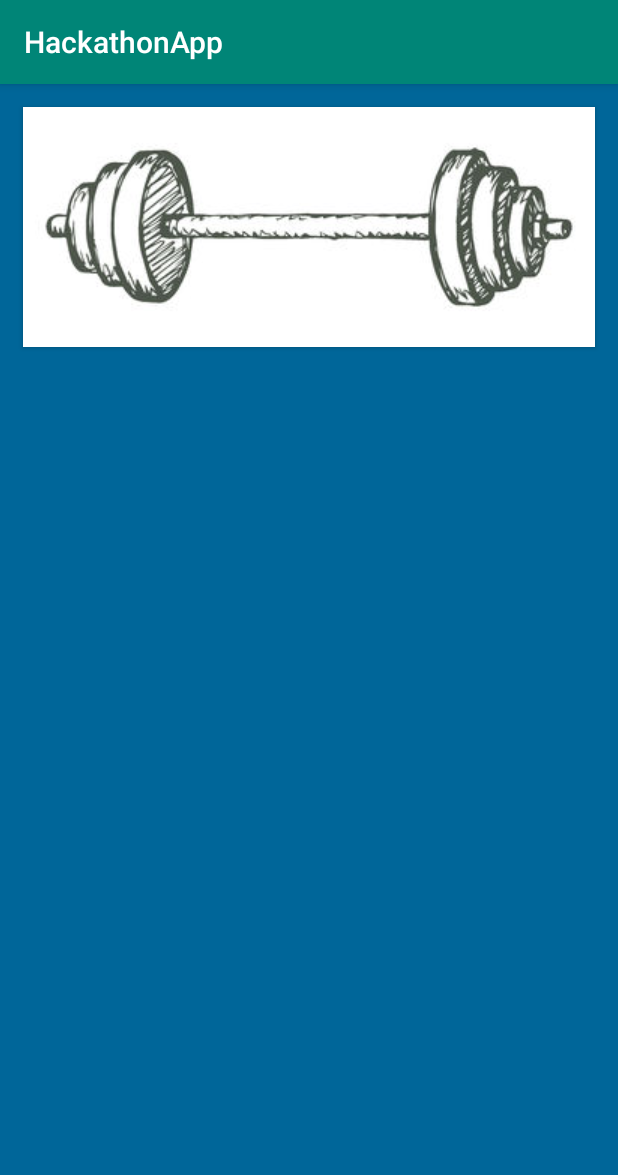
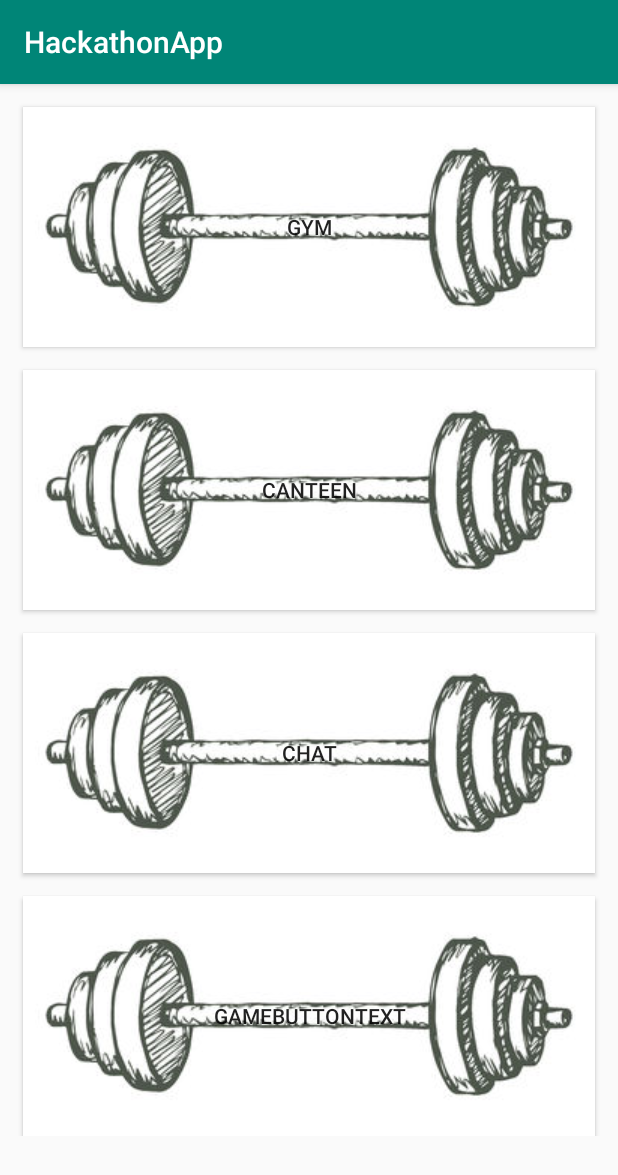
Before and after one commit to Dorci/AUHack_Android_Application, an Android app: the MainActivity screen opened directly, with no data from a screen before it, on a phone screen of 412 x 824 dp. Shown: the top 1175 px of the screen. Run offline under Robolectric (Android 15) with nearby library versions, the phone set to English and light mode, and no system bars.

Commit message:
ScrollView inside MainActivity

```diff
--- a/app/src/main/res/layout/activity_main.xml
+++ b/app/src/main/res/layout/activity_main.xml
@@ -6,15 +6,55 @@
     android:layout_height="match_parent"
     android:layout_centerHorizontal="true"
     android:layout_centerVertical="true"
-    android:background="#006699"
     tools:context=".MainActivity">
 
-    <Button
-        android:id="@+id/button"
-        android:layout_width="wrap_content"
-        android:layout_height="wrap_content"
-        android:layout_centerHorizontal="true"
-        android:layout_marginTop="15dp"
-        android:background="@drawable/barbell"
-        android:text="" />
+    <ScrollView
+        android:layout_width="match_parent"
+        android:layout_height="match_parent">
+
+        <LinearLayout
+            android:layout_width="match_parent"
+            android:layout_height="match_parent"
+            android:layout_centerHorizontal="true"
+            android:orientation="vertical">
+
+            <Button
+                android:id="@+id/gym"
+                android:layout_width="wrap_content"
+                android:layout_height="wrap_content"
+                android:layout_marginTop="15dp"
+                android:background="@drawable/barbell"
+                android:text="@string/gymButtonText"
+                android:layout_gravity="center"/>
+
+            <Button
+                android:id="@+id/canteen"
+                android:layout_width="wrap_content"
+                android:layout_height="wrap_content"
+                android:layout_marginTop="15dp"
+                android:background="@drawable/barbell"
+                android:text="@string/canteenButtonText"
+                android:layout_gravity="center"/>
+
+            <Button
+                android:id="@+id/chat"
+                android:layout_width="wrap_content"
+                android:layout_height="wrap_content"
+                android:layout_marginTop="15dp"
+                android:background="@drawable/barbell"
+                android:text="@string/chatButtonText"
+                android:layout_gravity="center"/>
+
+            <Button
+                android:id="@+id/game"
+                android:layout_width="wrap_content"
+                android:layout_height="wrap_content"
+                android:layout_marginTop="15dp"
+                android:background="@drawable/barbell"
+                android:text="@string/gameButtonText"
+                android:layout_gravity="center"/>
+        </LinearLayout>
+
+    </ScrollView>
+
 </RelativeLayout>
--- a/app/src/main/res/values/strings.xml
+++ b/app/src/main/res/values/strings.xml
@@ -12,4 +12,8 @@
     <string name="permission_rationale">"Contacts permissions are needed for providing email
         completions."
     </string>
+    <string name="gymButtonText">Gym</string>
+    <string name="chatButtonText">Chat</string>
+    <string name="canteenButtonText">Canteen</string>
+    <string name="gameButtonText">gameButtonText</string>
 </resources>
```
